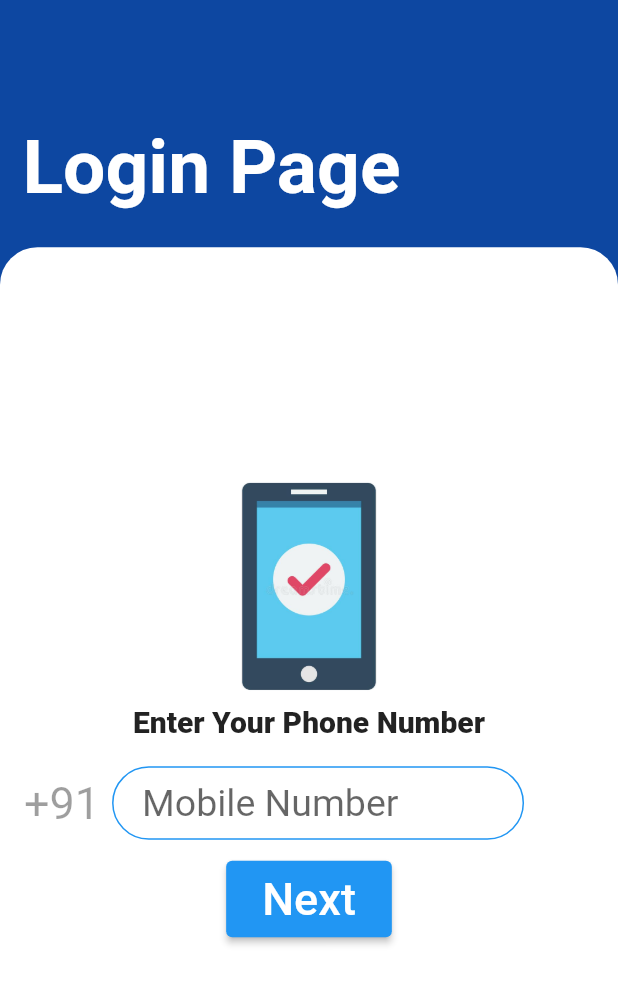
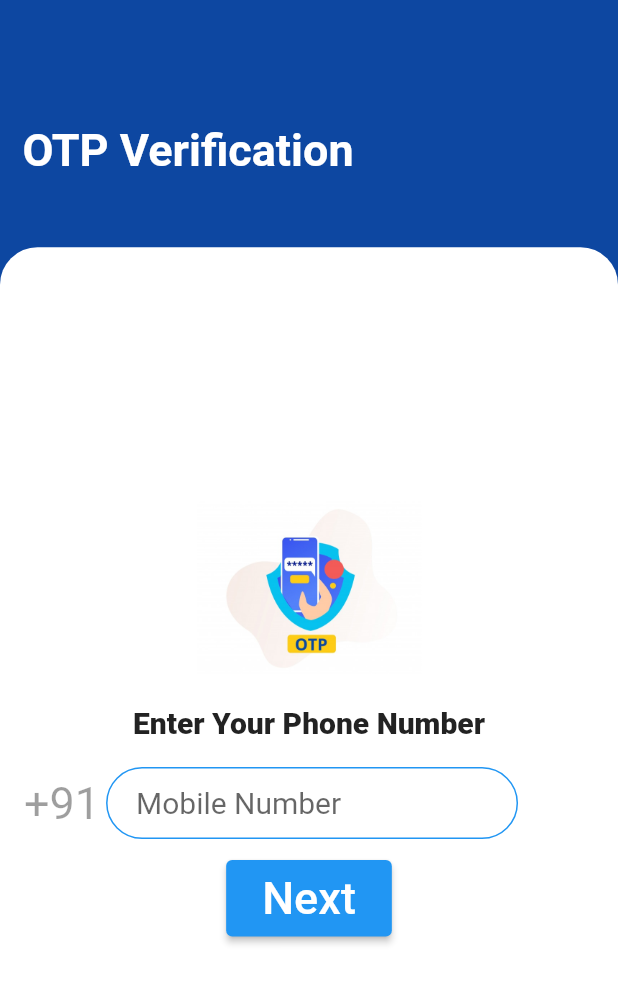
Before and after one commit to Ayushsahu6700/Login-Screen-Bloc, a Flutter app: the screen it shows after launch, after a tap on "Next", on a phone screen of 412 x 824 dp. Shown: the top 984 px of the screen. Run offline on Flutter 3.47's test engine with Material 2 defaults, Android fonts, the light colour scheme and no system bars.

Commit message:
adding otp page

```diff
--- a/lib/views/firstpage.dart
+++ b/lib/views/firstpage.dart
@@ -1,5 +1,6 @@
 import 'package:flutter/cupertino.dart';
 import 'package:flutter/material.dart';
+import 'otpScreen.dart';
 
 class MyHomePage extends StatefulWidget {
   @override
@@ -84,14 +85,14 @@ class _MyHomePageState extends State<MyHomePage> {
                           ),
                           Padding(
                             padding: const EdgeInsets.symmetric(
-                                horizontal: 8, vertical: 4),
+                                horizontal: 4, vertical: 4),
                             child: Container(
                               width: 2 * MediaQuery.of(context).size.width / 3,
                               margin: EdgeInsets.symmetric(vertical: 10.0),
                               child: TextFormField(
                                 keyboardType: TextInputType.number,
                                 autofocus: false,
-                                style: TextStyle(fontSize: 25),
+                                style: TextStyle(fontSize: 20),
                                 decoration: InputDecoration(
                                   hintText: 'Mobile Number',
                                   contentPadding: EdgeInsets.symmetric(
@@ -119,7 +120,12 @@ class _MyHomePageState extends State<MyHomePage> {
                         ],
                       ),
                       ElevatedButton(
-                        onPressed: () {},
+                        onPressed: () {
+                          Navigator.push(context,
+                              MaterialPageRoute(builder: (context) {
+                            return otpScreen();
+                          }));
+                        },
                         child: Container(
                           child: Padding(
                             padding: const EdgeInsets.all(8.0),
--- /dev/null
+++ b/lib/views/otpScreen.dart
@@ -0,0 +1,144 @@
+import 'package:flutter/material.dart';
+
+class otpScreen extends StatefulWidget {
+  @override
+  _otpScreenState createState() => _otpScreenState();
+}
+
+class _otpScreenState extends State<otpScreen> {
+  @override
+  Widget build(BuildContext context) {
+    return Scaffold(
+      body: Stack(
+        children: [
+          Container(
+            width: MediaQuery.of(context).size.width,
+            height: MediaQuery.of(context).size.height,
+            color: Colors.blue[900],
+            child: Column(
+              mainAxisAlignment: MainAxisAlignment.start,
+              crossAxisAlignment: CrossAxisAlignment.start,
+              children: [
+                SizedBox(
+                  height: MediaQuery.of(context).size.height / 10,
+                ),
+                Padding(
+                  padding: const EdgeInsets.only(left: 15.0),
+                  child: Text(
+                    "OTP Verification",
+                    style: TextStyle(
+                        color: Colors.white,
+                        fontWeight: FontWeight.w700,
+                        fontSize: 30),
+                  ),
+                ),
+              ],
+            ),
+          ),
+          Column(
+            children: [
+              SizedBox(
+                height: MediaQuery.of(context).size.height / 5,
+              ),
+              Container(
+                decoration: BoxDecoration(
+                  color: Colors.white,
+                  borderRadius: BorderRadius.only(
+                    topLeft: Radius.circular(25),
+                    topRight: Radius.circular(25),
+                  ),
+                ),
+                height: 4 * MediaQuery.of(context).size.height / 5,
+                width: MediaQuery.of(context).size.width,
+                child: Column(
+                  mainAxisAlignment: MainAxisAlignment.center,
+                  children: [
+                    ClipRRect(
+                      child: Image.asset(
+                        "assets/OTP.jpg",
+                        height: 150,
+                        width: 150,
+                      ),
+                    ),
+                    Padding(
+                      padding: const EdgeInsets.all(4.0),
+                      child: Text(
+                        "Enter Your Phone Number", //
+
+                        style: TextStyle(
+                            fontSize: 20, fontWeight: FontWeight.w900),
+                      ),
+                    ),
+                    Row(
+                      mainAxisAlignment: MainAxisAlignment.start,
+                      children: [
+                        Padding(
+                          padding: const EdgeInsets.only(left: 16),
+                          child: Text(
+                            "+91",
+                            style:
+                                TextStyle(fontSize: 30, color: Colors.black38),
+                          ),
+                        ),
+                        Padding(
+                          padding: const EdgeInsets.symmetric(
+                              horizontal: 4, vertical: 4),
+                          child: Container(
+                            width: 2 * MediaQuery.of(context).size.width / 3,
+                            margin: EdgeInsets.symmetric(vertical: 10.0),
+                            child: TextFormField(
+                              keyboardType: TextInputType.number,
+                              autofocus: false,
+                              style: TextStyle(fontSize: 20),
+                              decoration: InputDecoration(
+                                hintText: 'Mobile Number',
+                                contentPadding: EdgeInsets.symmetric(
+                                    vertical: 10.0, horizontal: 20.0),
+                                border: OutlineInputBorder(
+                                  borderRadius:
+                                      BorderRadius.all(Radius.circular(32.0)),
+                                ),
+                                enabledBorder: OutlineInputBorder(
+                                  borderSide: BorderSide(
+                                      color: Colors.blue, width: 1.0),
+                                  borderRadius:
+                                      BorderRadius.all(Radius.circular(32.0)),
+                                ),
+                                focusedBorder: OutlineInputBorder(
+                                  borderSide: BorderSide(
+                                      color: Colors.blue, width: 2.0),
+                                  borderRadius:
+                                      BorderRadius.all(Radius.circular(32.0)),
+                                ),
+                              ),
+                            ),
+                          ),
+                        ),
+                      ],
+                    ),
+                    ElevatedButton(
+                      onPressed: () {},
+                      child: Container(
+                        child: Padding(
+                          padding: const EdgeInsets.all(8.0),
+                          child: Text(
+                            "Next",
+                            style: TextStyle(fontSize: 30),
+                          ),
+                        ),
+                      ),
+                    ),
+                    Padding(
+                      padding: const EdgeInsets.all(16.0),
+                      child: Text(""),
+                    ),
+                  ],
+                ),
+              ),
+            ],
+          ),
+        ],
+      ),
+    );
+  }
+}
```
